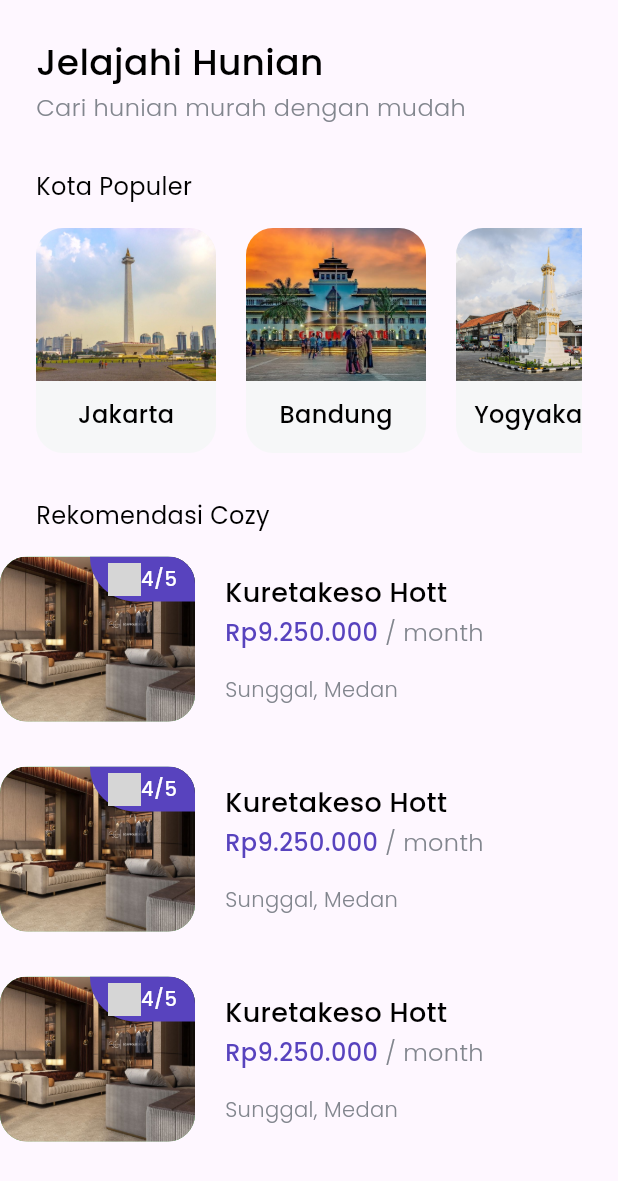
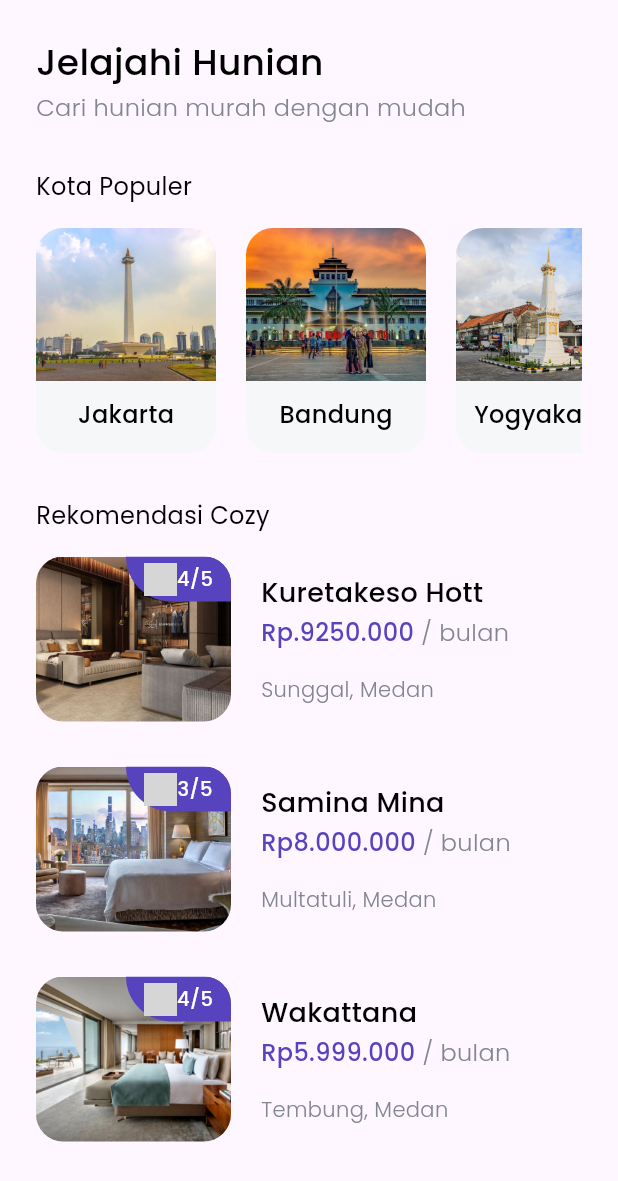
Before and after one commit to nomenklatur/home-quest, a Flutter app: the HomeScreen screen opened directly, on a phone screen of 412 x 824 dp. Shown: the top 1181 px of the screen. Run offline on Flutter 3.47's test engine with Material 3 defaults, Android fonts, the phone set to English and light mode, and no system bars; our stand-ins replace google_fonts; grey boxes are pictures that could not be loaded.

Commit message:
feat: spaces to use dummies

```diff
--- /dev/null
+++ b/lib/dummies/spaces.dart
@@ -0,0 +1,7 @@
+import 'package:cari_rumah/models/space.dart';
+
+List<Space> dummiesSpace = [
+  Space(id: 1, name: 'Kuretakeso Hott', imageUrl: 'images/spaces/space1.png', price: 'Rp.9250.000', region: 'Sunggal', city: 'Medan', rating: 4),
+  Space(id: 2, name: 'Samina Mina', imageUrl: 'images/spaces/space2.png', price: 'Rp8.000.000', region: 'Multatuli', city: 'Medan', rating: 3),
+  Space(id: 3, name: 'Wakattana', imageUrl: 'images/spaces/space3.png', price: 'Rp5.999.000', region: 'Tembung', city: 'Medan', rating: 4)
+];
--- /dev/null
+++ b/lib/models/space.dart
@@ -0,0 +1,19 @@
+class Space {
+  final int id;
+  final String name;
+  final String imageUrl;
+  final String price;
+  final String region;
+  final String city;
+  final int rating;
+
+  Space({
+    required this.id,
+    required this.name,
+    required this.imageUrl,
+    required this.price,
+    required this.region,
+    required this.city,
+    required this.rating
+  });
+}
--- a/lib/screens/home.dart
+++ b/lib/screens/home.dart
@@ -3,6 +3,7 @@ import 'package:cari_rumah/widgets/city_card.dart';
 import 'package:cari_rumah/widgets/space_card.dart';
 import 'package:flutter/material.dart';
 import 'package:cari_rumah/dummies/cities.dart';
+import 'package:cari_rumah/dummies/spaces.dart';
 
 class HomeScreen extends StatelessWidget {
   const HomeScreen({Key? key}):super(key: key);
@@ -51,15 +52,18 @@ class HomeScreen extends StatelessWidget {
                 child: Text('Rekomendasi Cozy', style: AppFonts.regular.copyWith(fontSize: 16)),
               ),
               const SizedBox(height: 16),
-              Column(
-                children: [
-                  SpaceCard(),
-                  const SizedBox(height: 30,),
-                  SpaceCard(),
-                  const SizedBox(height: 30,),
-                  SpaceCard(),
-                  const SizedBox(height: 30,)
-                ],
+              Padding(
+                padding: const EdgeInsets.symmetric(horizontal: 24),
+                child: Column(
+                  children: [
+                    SpaceCard(space: dummiesSpace[0],),
+                    const SizedBox(height: 30,),
+                    SpaceCard(space: dummiesSpace[1],),
+                    const SizedBox(height: 30,),
+                    SpaceCard(space: dummiesSpace[2],),
+                    const SizedBox(height: 30,)
+                  ],
+                ),
               )
             ],
           ),
--- a/lib/widgets/space_card.dart
+++ b/lib/widgets/space_card.dart
@@ -1,7 +1,12 @@
 import 'package:flutter/material.dart';
 import 'package:cari_rumah/const/styles.dart';
+import 'package:cari_rumah/models/space.dart';
 
 class SpaceCard extends StatelessWidget {
+  final Space space;
+
+  const SpaceCard({Key? key, required this.space}):super(key: key);
+
   @override
   Widget build(BuildContext context) {
     return Row(
@@ -11,10 +16,9 @@ class SpaceCard extends StatelessWidget {
           child: Container(
             width: 130,
             height: 110,
-            decoration: BoxDecoration(color: Colors.green),
             child: Stack(
               children: [
-                Image.asset('images/spaces/space1.png', width: 130, height: 110, fit: BoxFit.cover),
+                Image.asset(space.imageUrl, width: 130, height: 110, fit: BoxFit.cover),
                 Align(
                     alignment: Alignment.topRight,
                     child: Container(
@@ -32,7 +36,7 @@ class SpaceCard extends StatelessWidget {
                         children: [
                           Image.asset('images/icon_star_solid.png', width: 22, height: 22),
                           Text(
-                            '4/5',
+                            '${space.rating}/5',
                             style: AppFonts.light.copyWith(
                               fontSize: 13,
                             )
@@ -50,21 +54,21 @@ class SpaceCard extends StatelessWidget {
           crossAxisAlignment: CrossAxisAlignment.start,
           children: [
             Text(
-              'Kuretakeso Hott',
+              space.name,
               style: AppFonts.dark.copyWith(fontSize:  18),
             ),
-            SizedBox(height: 2),
+            const SizedBox(height: 2),
             Text.rich(
               TextSpan(
-                text: 'Rp9.250.000',
+                text: space.price,
                 style: AppFonts.primary.copyWith(fontSize: 16),
                 children: [
-                  TextSpan(text: ' / month', style: AppFonts.secondary.copyWith(fontSize: 16))
+                  TextSpan(text: ' / bulan', style: AppFonts.secondary.copyWith(fontSize: 16))
                 ]
               )
             ),
             const SizedBox(height: 16,),
-            Text('Sunggal, Medan', style: AppFonts.secondary.copyWith(fontSize: 14),)
+            Text('${space.region}, ${space.city}', style: AppFonts.secondary.copyWith(fontSize: 14),)
           ],
         )
       ],
```
